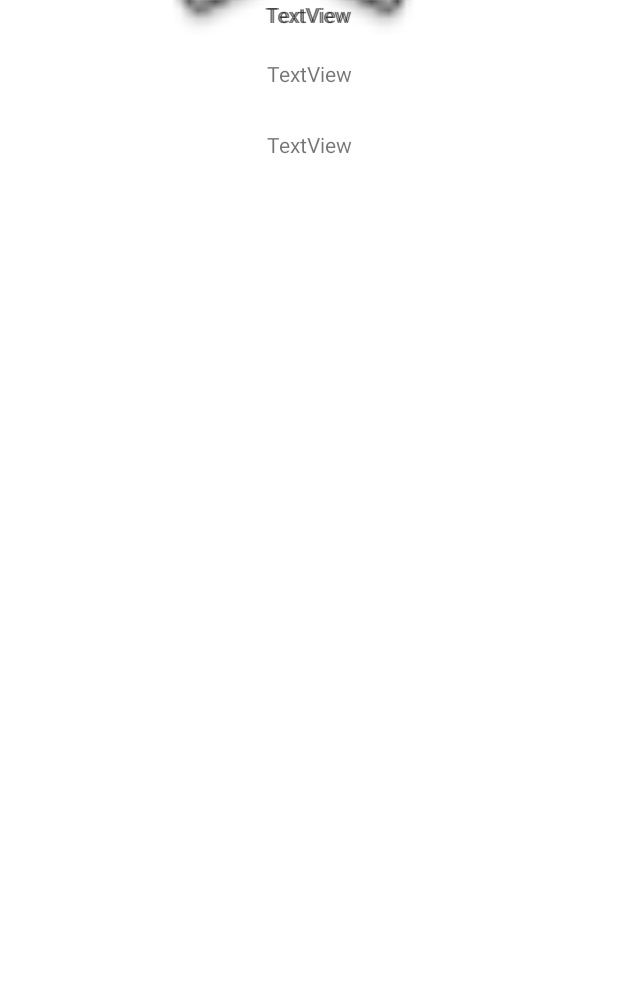
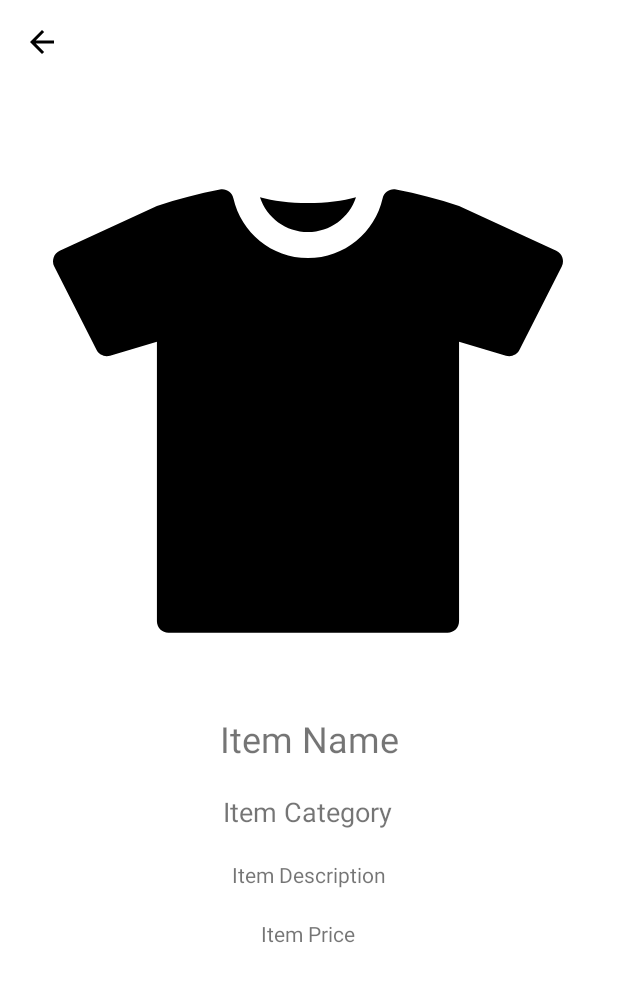
Before and after one commit to AnaSheikh/ShoppingAppNew, an Android app: the layout item_detail_view.xml on its own in the app's theme, with its tools: preview values and no code run, on a phone screen of 412 x 824 dp. Shown: the top 982 px of the screen. Run offline under Robolectric (Android 15) with nearby library versions, the phone set to English and light mode, and no system bars.

Commit message:
Fixed the activity switching. Filterable still needs to be done.

```diff
--- a/app/src/main/AndroidManifest.xml
+++ b/app/src/main/AndroidManifest.xml
@@ -22,6 +22,10 @@
                 <category android:name="android.intent.category.LAUNCHER" />
             </intent-filter>
         </activity>
+        <activity android:name=".ModelDetail">
+
+
+        </activity>
     </application>
 
 </manifest>
--- a/app/src/main/java/com/example/shoppingappnew/Model.java
+++ b/app/src/main/java/com/example/shoppingappnew/Model.java
@@ -22,6 +22,7 @@ public class Model {
                 "name='" + name + '\'' +
                 ", category='" + category + '\'' +
                 ", price='" + price + '\'' +
+                ", description='" + description + '\'' +
                 '}';
     }
 
--- /dev/null
+++ b/app/src/main/res/drawable/ic_baseline_arrow_back_24.xml
@@ -0,0 +1,5 @@
+<vector android:height="24dp" android:tint="#000000"
+    android:viewportHeight="24" android:viewportWidth="24"
+    android:width="24dp" xmlns:android="http://schemas.android.com/apk/res/android">
+    <path android:fillColor="@android:color/white" android:pathData="M20,11H7.83l5.59,-5.59L12,4l-8,8 8,8 1.41,-1.41L7.83,13H20v-2z"/>
+</vector>
--- /dev/null
+++ b/app/src/main/res/drawable/ic_baseline_shopping_cart_24.xml
@@ -0,0 +1,5 @@
+<vector android:height="24dp" android:tint="#000000"
+    android:viewportHeight="24" android:viewportWidth="24"
+    android:width="24dp" xmlns:android="http://schemas.android.com/apk/res/android">
+    <path android:fillColor="@android:color/white" android:pathData="M7,18c-1.1,0 -1.99,0.9 -1.99,2S5.9,22 7,22s2,-0.9 2,-2 -0.9,-2 -2,-2zM1,2v2h2l3.6,7.59 -1.35,2.45c-0.16,0.28 -0.25,0.61 -0.25,0.96 0,1.1 0.9,2 2,2h12v-2L7.42,15c-0.14,0 -0.25,-0.11 -0.25,-0.25l0.03,-0.12 0.9,-1.63h7.45c0.75,0 1.41,-0.41 1.75,-1.03l3.58,-6.49c0.08,-0.14 0.12,-0.31 0.12,-0.48 0,-0.55 -0.45,-1 -1,-1L5.21,4l-0.94,-2L1,2zM17,18c-1.1,0 -1.99,0.9 -1.99,2s0.89,2 1.99,2 2,-0.9 2,-2 -0.9,-2 -2,-2z"/>
+</vector>
--- /dev/null
+++ b/app/src/main/res/drawable/ic_t_shirt_svgrepo_com.xml
@@ -0,0 +1,12 @@
+<vector xmlns:android="http://schemas.android.com/apk/res/android"
+    android:width="295.53dp"
+    android:height="295.53dp"
+    android:viewportWidth="295.53"
+    android:viewportHeight="295.53">
+  <path
+      android:fillColor="#FF000000"
+      android:pathData="M147.76,44.07c12.8,0 23.86,-8.16 27.83,-20.17c-7.58,2.09 -17.24,3.35 -27.83,3.35c-10.59,0 -20.25,-1.26 -27.83,-3.35C123.9,35.91 134.96,44.07 147.76,44.07z"/>
+  <path
+      android:fillColor="#FF000000"
+      android:pathData="M295.16,58.84c-0.61,-1.71 -1.87,-3.11 -3.52,-3.87l-56.34,-26.01c-11.98,-4.06 -24.19,-7.27 -36.52,-9.61c-0.43,-0.09 -0.87,-0.13 -1.29,-0.13c-3.05,0 -5.78,2.11 -6.47,5.2c-4.5,19.82 -22.05,34.66 -43.25,34.66c-21.2,0 -38.75,-14.84 -43.25,-34.66c-0.69,-3.09 -3.42,-5.2 -6.47,-5.2c-0.43,0 -0.86,0.04 -1.29,0.13c-12.33,2.34 -24.54,5.55 -36.54,9.61L3.89,54.97c-1.66,0.76 -2.93,2.17 -3.51,3.87c-0.6,1.73 -0.49,3.59 0.35,5.22l24.46,48.27c1.14,2.29 3.47,3.67 5.94,3.67c0.64,0 1.28,-0.09 1.92,-0.28l27.17,-8.05v161.97c0,3.68 3,6.68 6.69,6.68h161.72c3.68,0 6.67,-3 6.67,-6.68V107.66l27.19,8.05c0.64,0.19 1.28,0.28 1.91,0.28c2.46,0 4.78,-1.38 5.94,-3.67l24.47,-48.27C295.63,62.43 295.75,60.56 295.16,58.84z"/>
+</vector>
--- a/app/src/main/res/layout/item_detail_view.xml
+++ b/app/src/main/res/layout/item_detail_view.xml
@@ -6,57 +6,73 @@
     android:layout_width="match_parent"
     android:layout_height="match_parent">
 
+
     <ImageView
-        android:id="@+id/imageView"
-        android:layout_width="385dp"
-        android:layout_height="278dp"
-        app:layout_constraintBottom_toTopOf="@+id/detail_name"
+        android:id="@+id/detail_back_icon"
+        android:layout_width="wrap_content"
+        android:layout_height="wrap_content"
+        android:layout_marginStart="16dp"
+        android:layout_marginTop="16dp"
+        app:layout_constraintStart_toStartOf="parent"
         app:layout_constraintTop_toTopOf="parent"
-        app:layout_constraintVertical_bias="0.863"
-        app:srcCompat="@android:drawable/btn_star_big_on"
-        tools:layout_editor_absoluteX="16dp"
-        tools:ignore="MissingConstraints" />
+        app:srcCompat="@drawable/ic_baseline_arrow_back_24" />
+
+    <ImageView
+        android:id="@+id/big_image"
+        android:layout_width="340dp"
+        android:layout_height="340dp"
+        android:layout_marginTop="104dp"
+        app:layout_constraintEnd_toEndOf="parent"
+        app:layout_constraintHorizontal_bias="0.492"
+        app:layout_constraintStart_toStartOf="parent"
+        app:layout_constraintTop_toTopOf="parent"
+        app:srcCompat="@drawable/ic_t_shirt_svgrepo_com" />
 
     <TextView
         android:id="@+id/detail_name"
         android:layout_width="wrap_content"
         android:layout_height="wrap_content"
-        android:text="TextView"
+        android:layout_marginTop="32dp"
+        android:text="Item Name"
+        android:textSize="24sp"
         app:layout_constraintEnd_toEndOf="parent"
-        app:layout_constraintHorizontal_bias="0.498"
         app:layout_constraintStart_toStartOf="parent"
-        tools:layout_editor_absoluteY="424dp"
-        tools:ignore="MissingConstraints" />
+        app:layout_constraintTop_toBottomOf="@+id/big_image" />
 
     <TextView
         android:id="@+id/detail_category"
         android:layout_width="wrap_content"
         android:layout_height="wrap_content"
         android:layout_marginTop="20dp"
-        android:text="TextView"
+        android:text="Item Category"
+
+        android:textSize="18sp"
+        app:layout_constraintEnd_toEndOf="parent"
+        app:layout_constraintHorizontal_bias="0.498"
+        app:layout_constraintStart_toStartOf="parent"
+        app:layout_constraintTop_toBottomOf="@+id/detail_name"
+        tools:ignore="MissingConstraints" />
+
+    <TextView
+        android:id="@+id/detail_description"
+        android:layout_width="wrap_content"
+        android:layout_height="wrap_content"
+        android:layout_marginTop="20dp"
+        android:text="Item Description"
         app:layout_constraintEnd_toEndOf="parent"
         app:layout_constraintStart_toStartOf="parent"
-        app:layout_constraintTop_toBottomOf="@+id/detail_name" />
+        app:layout_constraintTop_toBottomOf="@+id/detail_category"
+        tools:ignore="MissingConstraints" />
 
     <TextView
         android:id="@+id/detail_price"
         android:layout_width="wrap_content"
         android:layout_height="wrap_content"
-        android:layout_marginTop="28dp"
-        android:text="TextView"
+        android:layout_marginTop="20dp"
+        android:text="Item Price"
         app:layout_constraintEnd_toEndOf="parent"
+        app:layout_constraintHorizontal_bias="0.498"
         app:layout_constraintStart_toStartOf="parent"
-        app:layout_constraintTop_toBottomOf="@+id/detail_category"
-        app:layout_constraintVertical_bias="0.0" />
-
-    <TextView
-        android:id="@+id/detail_description"
-        android:layout_width="wrap_content"
-        android:layout_height="wrap_content"
-        android:text="TextView"
-        app:layout_constraintEnd_toEndOf="parent"
-        app:layout_constraintStart_toStartOf="parent"
-        tools:layout_editor_absoluteY="571dp"
-        tools:ignore="MissingConstraints" />
+        app:layout_constraintTop_toBottomOf="@+id/detail_description" />
 
 </androidx.constraintlayout.widget.ConstraintLayout>
--- a/app/src/main/res/mipmap-anydpi-v26/ic_launcher.xml
+++ /dev/null
@@ -1,5 +0,0 @@
-<?xml version="1.0" encoding="utf-8"?>
-<adaptive-icon xmlns:android="http://schemas.android.com/apk/res/android">
-    <background android:drawable="@drawable/ic_launcher_background" />
-    <foreground android:drawable="@drawable/ic_launcher_foreground" />
-</adaptive-icon>
```
Also changed, not shown: app/src/main/java/com/example/shoppingappnew/ItemAdapter.java (+11 -7 lines), app/src/main/java/com/example/shoppingappnew/ModelDetail.java (+41 -18 lines), app/src/main/res/mipmap-hdpi/ic_launcher.png (added), app/src/main/res/mipmap-hdpi/ic_launcher.webp (deleted), app/src/main/res/mipmap-mdpi/ic_launcher.png (added), app/src/main/res/mipmap-mdpi/ic_launcher.webp (deleted), app/src/main/res/mipmap-xhdpi/ic_launcher.png (added), app/src/main/res/mipmap-xhdpi/ic_launcher.webp (deleted), app/src/main/res/mipmap-xxhdpi/ic_launcher.png (added), app/src/main/res/mipmap-xxhdpi/ic_launcher.webp (deleted), app/src/main/res/mipmap-xxxhdpi/ic_launcher.png (added), app/src/main/res/mipmap-xxxhdpi/ic_launcher.webp (deleted).
